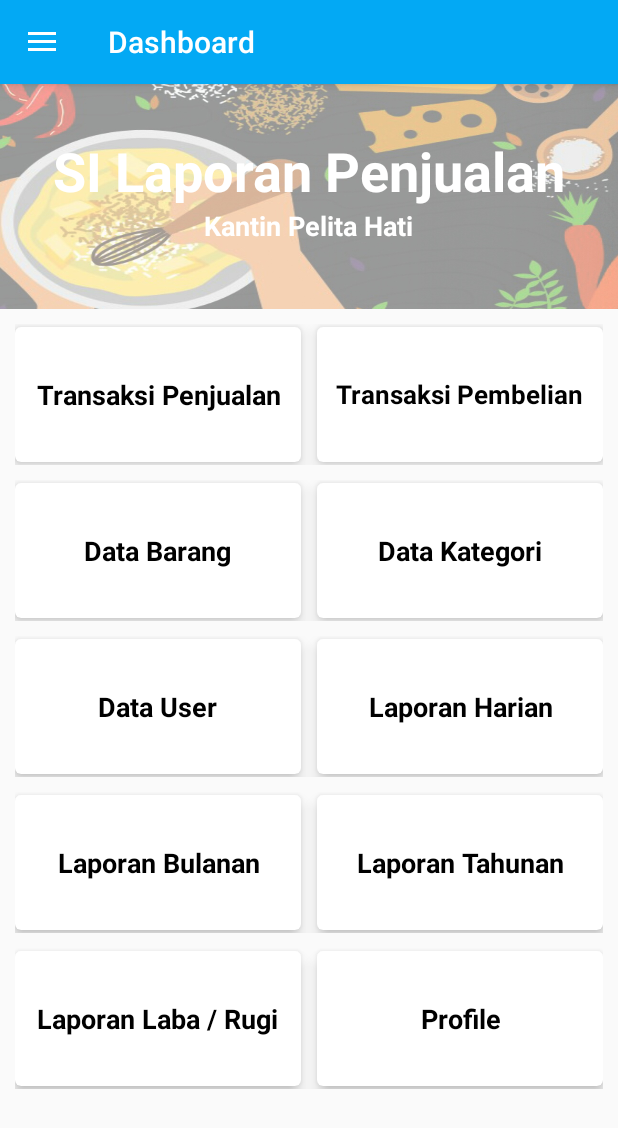
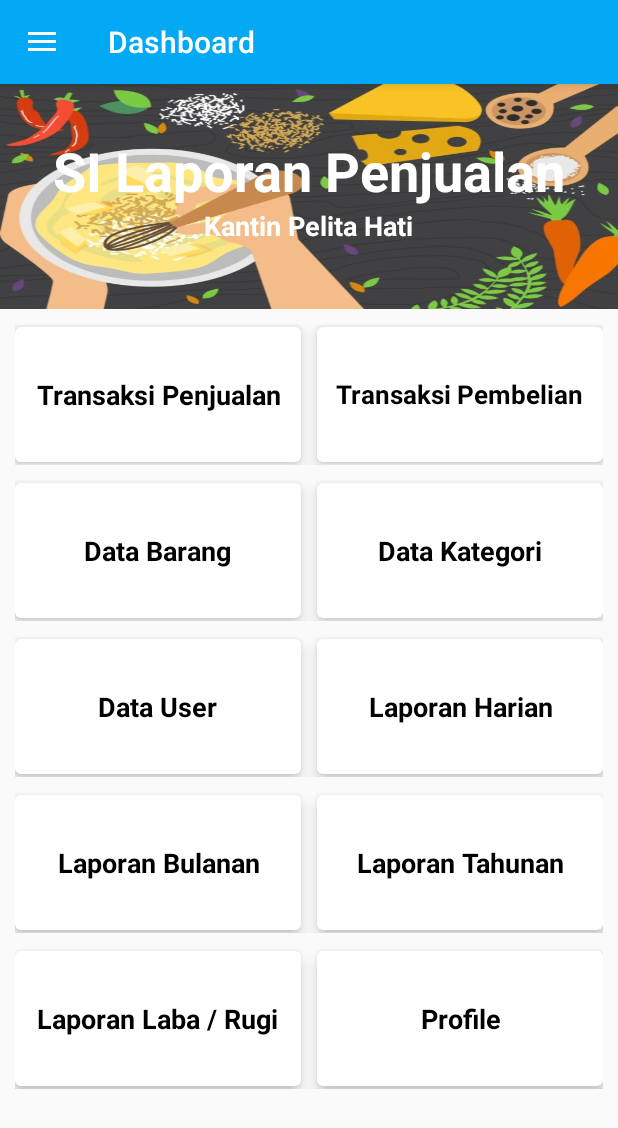
Before and after one commit to vyanary11/si-penjualan-android, an Android app: the DashboardFragment screen opened directly, with no data from a screen before it, on a phone screen of 412 x 824 dp. Shown: the top 1128 px of the screen. Run offline under Robolectric (Android 15) with nearby library versions, the phone set to English and light mode, and no system bars; our stand-ins replace Volley; network calls fail; pictures from the network do not load; 2 statements that could not run were skipped.

Commit message:
no message

```diff
--- a/app/src/main/res/layout/activity_dashboard_fragment.xml
+++ b/app/src/main/res/layout/activity_dashboard_fragment.xml
@@ -19,7 +19,7 @@
             android:layout_width="match_parent"
             android:layout_height="150dp"
             android:layout_weight="1"
-            android:background="@drawable/side_back_nav1">
+            android:background="@drawable/side_back_nav2">
 
             <TextView
                 android:id="@+id/textView"
```
Also changed, not shown: app/src/main/res/drawable-v21/side_back_nav2.jpg (added).
